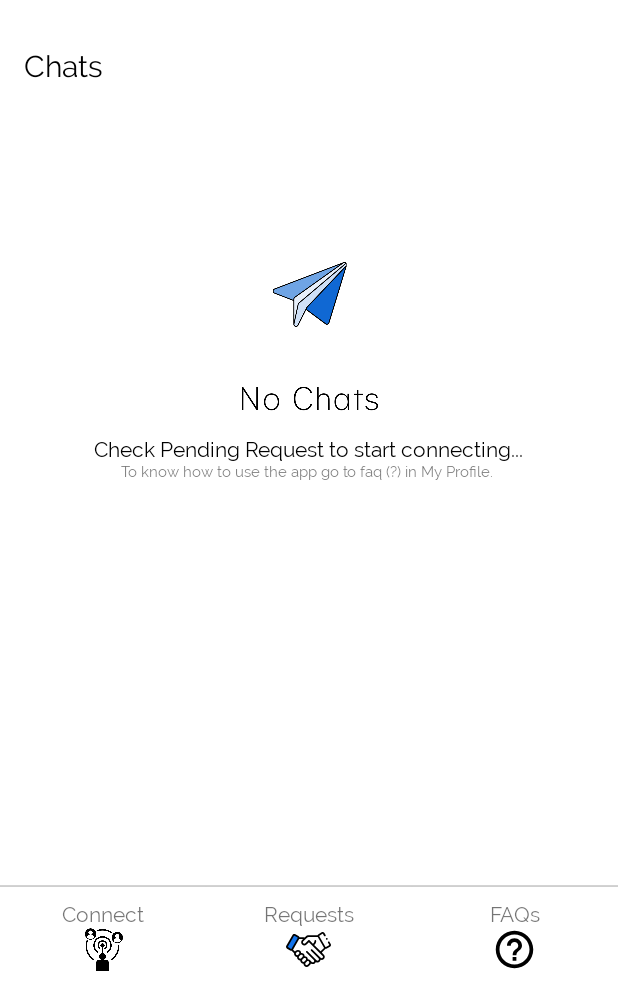
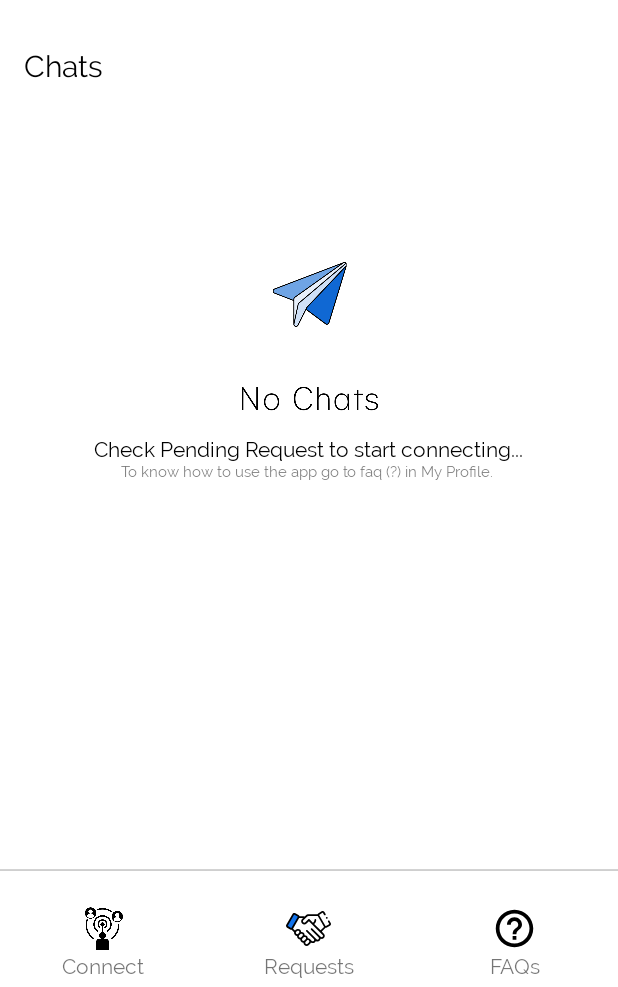
Before and after one commit to varundutia/PlayAndShine, an Android app: the MainActivity screen opened directly, with no data from a screen before it, on a phone screen of 412 x 824 dp, the part 249-1236 px from its top. Run offline under Robolectric (Android 15) with nearby library versions, the phone set to English and light mode, and no system bars; our stand-ins replace CircleImageView, Firebase (no records; nobody signed in at launch, a user with empty details on screens opened directly); libraries missing offline, so code that uses them is left out: io.paperdb; pictures from the network do not load; 6 statements that could not run were skipped.

Commit message:
Text under image for navigation buttons
For edit profile and main activity

```diff
--- a/app/src/main/res/layout/activity_main.xml
+++ b/app/src/main/res/layout/activity_main.xml
@@ -105,22 +105,23 @@
             <RelativeLayout
                 android:layout_width="match_parent"
                 android:layout_height="wrap_content"
-                android:layout_margin="10dp">
+                android:layout_margin="5dp">
+
+                <ImageView
+                    android:id="@+id/nav_connect_image"
+                    android:layout_width="@dimen/icon_width"
+                    android:layout_height="@dimen/icon_height"
+                    android:layout_centerInParent="true"
+                    android:src="@drawable/connect_icon"/>
 
                 <TextView
                     android:id="@+id/connect_text"
                     android:layout_width="wrap_content"
                     android:layout_height="wrap_content"
+                    android:layout_marginTop="20dp"
                     android:layout_centerHorizontal="true"
+                    android:layout_below="@id/nav_connect_image"
                     android:text="Connect"></TextView>
-
-                <ImageView
-                    android:id="@+id/nav_connect_image"
-                    android:layout_width="@dimen/icon_width"
-                    android:layout_height="@dimen/icon_height"
-                    android:layout_below="@id/connect_text"
-                    android:layout_centerInParent="true"
-                    android:src="@drawable/connect_icon"/>
 
             </RelativeLayout>
 
@@ -139,22 +140,24 @@
             <RelativeLayout
                 android:layout_width="match_parent"
                 android:layout_height="wrap_content"
-                android:layout_margin="10dp">
+                android:layout_margin="5dp">
+
+                <ImageView
+                    android:id="@+id/nav_request_image"
+                    android:layout_width="@dimen/icon_width"
+                    android:layout_height="@dimen/icon_height"
+                    android:layout_centerInParent="true"
+                    android:src="@drawable/ic_request"/>
 
                 <TextView
                     android:id="@+id/request_text"
                     android:layout_width="wrap_content"
                     android:layout_height="wrap_content"
                     android:layout_centerHorizontal="true"
+                    android:layout_below="@id/nav_request_image"
+                    android:layout_marginTop="20dp"
                     android:text="Requests"></TextView>
 
-                <ImageView
-                    android:id="@+id/nav_request_image"
-                    android:layout_width="@dimen/icon_width"
-                    android:layout_height="@dimen/icon_height"
-                    android:layout_below="@id/request_text"
-                    android:layout_centerInParent="true"
-                    android:src="@drawable/ic_request"/>
 
             </RelativeLayout>
 
@@ -173,22 +176,23 @@
             <RelativeLayout
                 android:layout_width="match_parent"
                 android:layout_height="wrap_content"
-                android:layout_margin="10dp">
+                android:layout_margin="5dp">
+
+                <ImageView
+                    android:id="@+id/nav_faqs_image"
+                    android:layout_width="@dimen/icon_width"
+                    android:layout_height="@dimen/icon_height"
+                    android:layout_centerInParent="true"
+                    android:src="@drawable/ic_help"/>
 
                 <TextView
                     android:id="@+id/faqs_text"
                     android:layout_width="wrap_content"
                     android:layout_height="wrap_content"
+                    android:layout_below="@id/nav_faqs_image"
+                    android:layout_marginTop="20dp"
                     android:layout_centerHorizontal="true"
                     android:text="FAQs"></TextView>
-
-                <ImageView
-                    android:id="@+id/nav_faqs_image"
-                    android:layout_width="@dimen/icon_width"
-                    android:layout_height="@dimen/icon_height"
-                    android:layout_below="@id/faqs_text"
-                    android:layout_centerInParent="true"
-                    android:src="@drawable/ic_help"/>
 
             </RelativeLayout>
 
```
Also changed, not shown: app/src/main/res/layout/activity_edit_profile.xml (+20 -18 lines).
